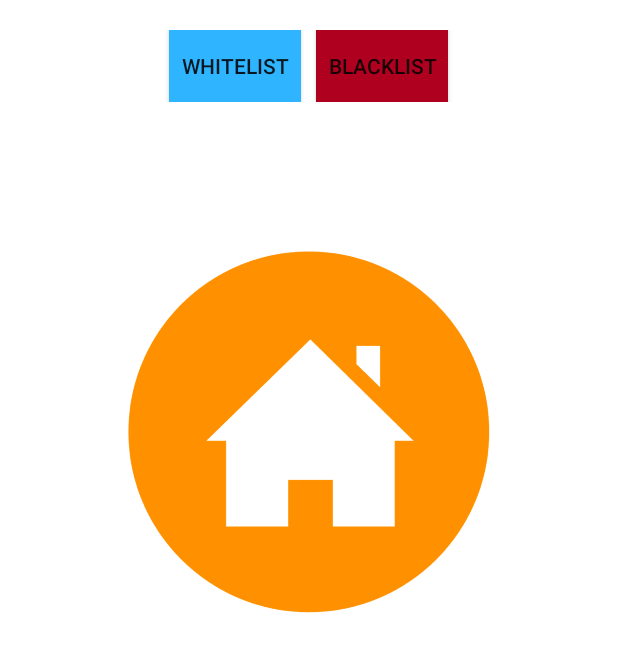
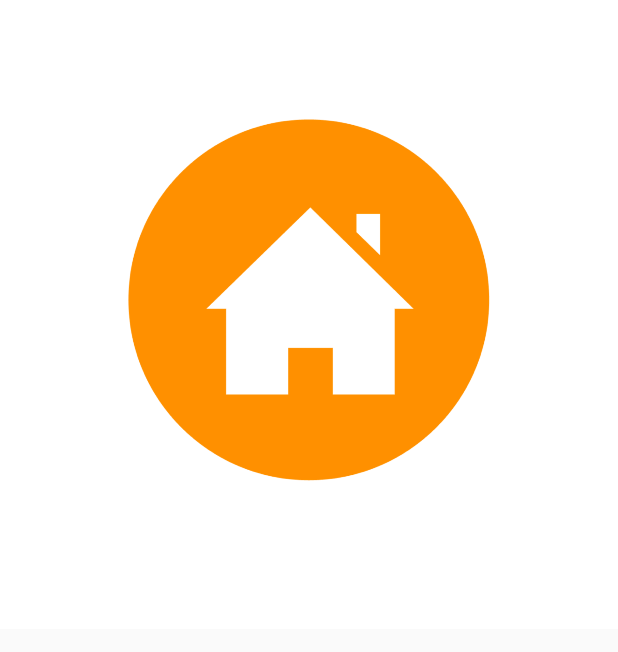
Before and after one commit to pratikg1999/Home_Automation, an Android app: the layout fragment_show_image.xml on its own in the app's theme, with its tools: preview values and no code run, on a phone screen of 412 x 824 dp. Shown: the top 652 px of the screen. Run offline under Robolectric (Android 15) with nearby library versions, the phone set to English and light mode, and no system bars.

Commit message:
Buttons hidden

```diff
--- a/app/src/main/java/com/example/homeautomation/DashboardFragment.java
+++ b/app/src/main/java/com/example/homeautomation/DashboardFragment.java
@@ -218,6 +218,7 @@ public class DashboardFragment extends Fragment implements View.OnClickListener
                             if (intruderBitmap != null) {
                                 Log.d("thisisintruderBitmap", intruderBitmap.toString());
                                 intrudersData.put(intruderUrl, intruderBitmap);
+                                showDialog(intruderBitmap);
                             }
                         }
                     }
--- a/app/src/main/java/com/example/homeautomation/ShowImageFragment.java
+++ b/app/src/main/java/com/example/homeautomation/ShowImageFragment.java
@@ -23,8 +23,8 @@ public class ShowImageFragment extends DialogFragment {
     private String imageStr;
     private ImageView ivShow;
     private Bitmap biImage;
-    private Button btnWhite;
-    private Button btnBlack;
+//    private Button btnWhite;
+//    private Button btnBlack;
 
     private OnFragmentInteractionListener mListener;
 
@@ -63,15 +63,10 @@ public class ShowImageFragment extends DialogFragment {
         ivShow = (ImageView)v.findViewById(R.id.ivShow);
 //        ivShow.setImageURI(Uri.parse(imageStr));
         ivShow.setImageBitmap(biImage);
-        btnWhite = (Button)v.findViewById(R.id.btnWhite);
-        btnBlack = (Button)v.findViewById(R.id.btnBlack);
+//        btnWhite = (Button)v.findViewById(R.id.btnWhite);
+//        btnBlack = (Button)v.findViewById(R.id.btnBlack);
 
-        btnWhite.setOnClickListener(new View.OnClickListener() {
-            @Override
-            public void onClick(View view) {
 
-            }
-        });
         return v;
     }
 
--- a/app/src/main/res/layout/fragment_show_image.xml
+++ b/app/src/main/res/layout/fragment_show_image.xml
@@ -5,40 +5,40 @@
     android:layout_height="wrap_content"
     tools:context=".ShowImageFragment"
     android:orientation="vertical"
-    android:gravity="center|center_vertical"
+    android:gravity="center"
+
     android:background="@color/cardview_light_background">
 
-    <LinearLayout
-        android:layout_width="match_parent"
-        android:layout_height="wrap_content"
-        android:orientation="horizontal"
-        android:gravity="center"
-        android:layout_marginBottom="20dp"
-        android:layout_marginTop="20dp">
+<!--    <LinearLayout-->
+<!--        android:layout_width="match_parent"-->
+<!--        android:layout_height="wrap_content"-->
+<!--        android:orientation="horizontal"-->
+<!--        android:gravity="center"-->
+<!--        android:layout_marginBottom="20dp"-->
+<!--        android:layout_marginTop="20dp">-->
 
-        <Button
-            android:layout_width="wrap_content"
-            android:layout_height="wrap_content"
-            android:text="Whitelist"
-            android:background="@color/colorBlue"
-            android:id="@+id/btnWhite"
-            android:layout_marginRight="10dp"/>
+<!--        <Button-->
+<!--            android:layout_width="wrap_content"-->
+<!--            android:layout_height="wrap_content"-->
+<!--            android:text="Whitelist"-->
+<!--            android:background="@color/colorBlue"-->
+<!--            android:id="@+id/btnWhite"-->
+<!--            android:layout_marginRight="10dp"/>-->
 
-        <Button
-            android:layout_width="wrap_content"
-            android:layout_height="wrap_content"
-            android:text="BlackList"
-            android:background="@color/design_default_color_error"
-            android:id="@+id/btnBlack"/>
+<!--        <Button-->
+<!--            android:layout_width="wrap_content"-->
+<!--            android:layout_height="wrap_content"-->
+<!--            android:text="BlackList"-->
+<!--            android:background="@color/design_default_color_error"-->
+<!--            android:id="@+id/btnBlack"/>-->
 
 
-    </LinearLayout>
+<!--    </LinearLayout>-->
 
     <ImageView
         android:id="@+id/ivShow"
         android:layout_width="300sp"
         android:layout_height="400sp"
-        android:layout_gravity="center"
         android:src="@drawable/app_logo"
         android:elevation="30dp"
 
```
